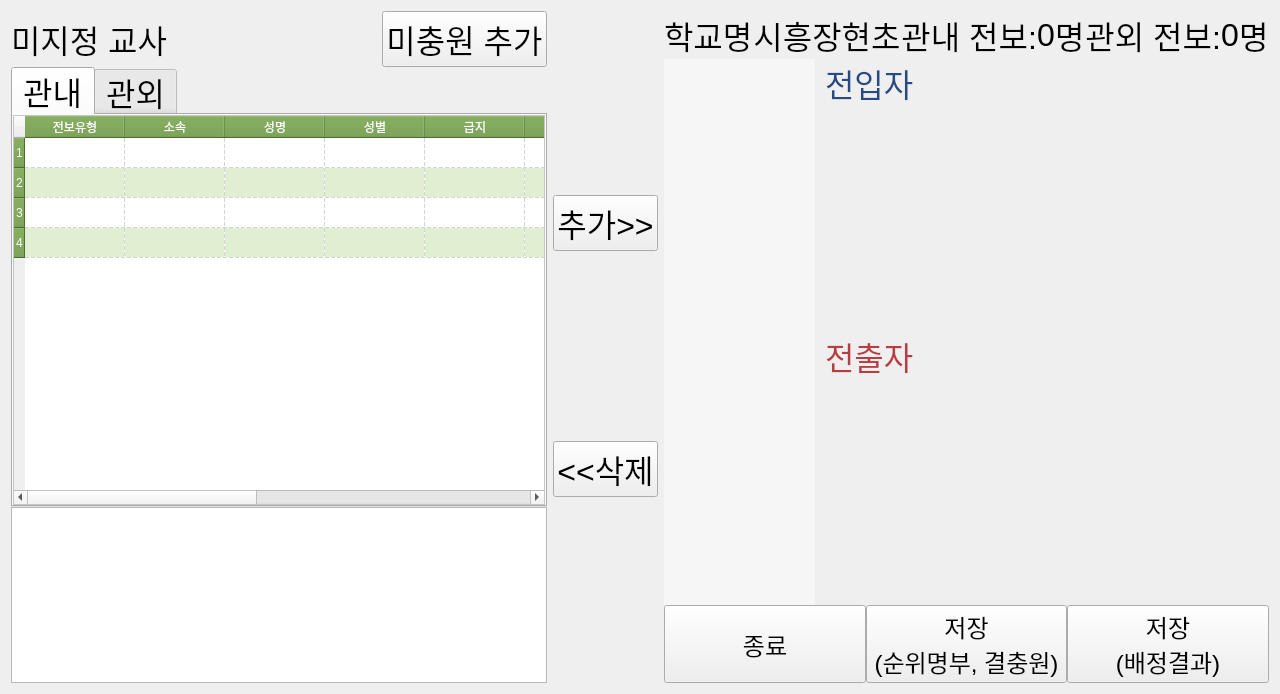
First picture: the form in tableWidget.ui, repository sjhan2781/py-transfer-tool, before the edit.
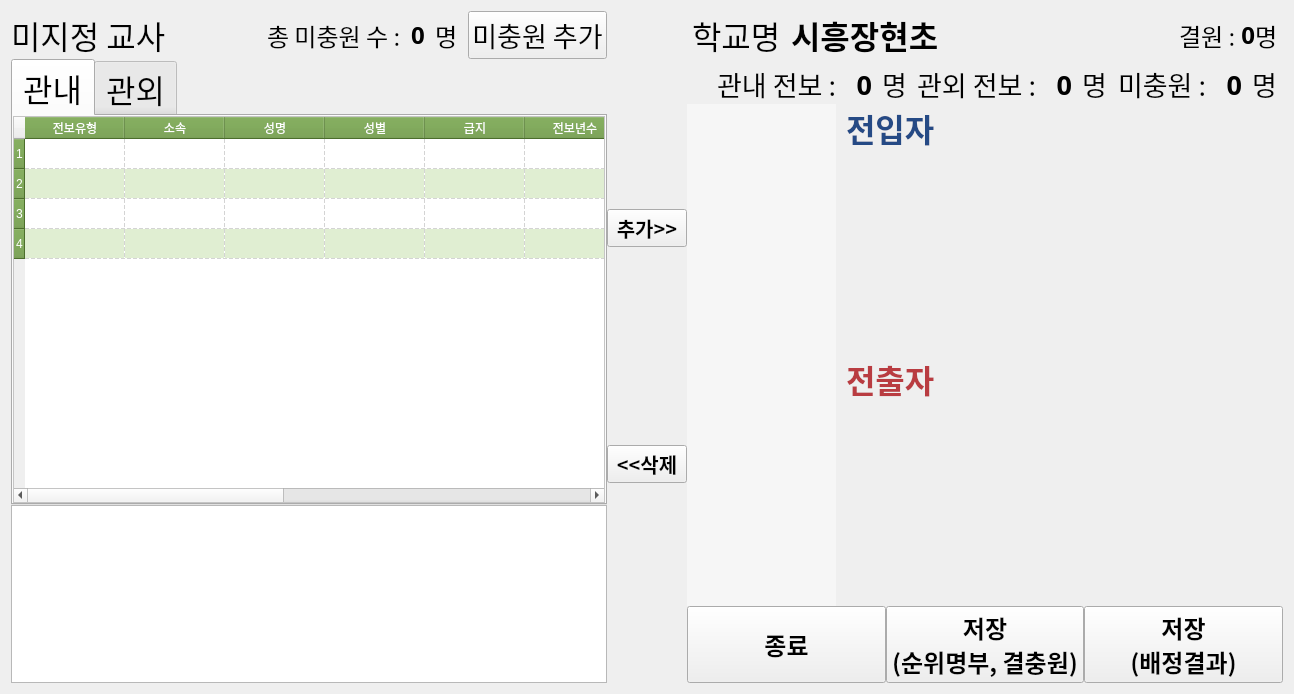
Second picture: the form after the edit. The open tabs and pages were chosen to show the change.

```diff
--- a/tableWidget.ui
+++ b/tableWidget.ui
@@ -6,7 +6,7 @@
    <rect>
     <x>0</x>
     <y>0</y>
-    <width>1280</width>
+    <width>1294</width>
     <height>694</height>
    </rect>
   </property>
@@ -19,7 +19,10 @@
   <property name="windowTitle">
    <string>배치</string>
   </property>
-  <layout class="QHBoxLayout" name="horizontalLayout" stretch="3,0,3">
+  <layout class="QHBoxLayout" name="horizontalLayout" stretch="4,0,4">
+   <property name="spacing">
+    <number>0</number>
+   </property>
    <item>
     <layout class="QVBoxLayout" name="verticalLayout_3">
      <property name="spacing">
@@ -27,6 +30,9 @@
      </property>
      <item>
       <layout class="QHBoxLayout" name="horizontalLayout_7">
+       <property name="spacing">
+        <number>10</number>
+       </property>
        <property name="topMargin">
         <number>0</number>
        </property>
@@ -40,6 +46,7 @@
          </property>
          <property name="font">
           <font>
+           <family>맑은 고딕</family>
            <pointsize>24</pointsize>
           </font>
          </property>
@@ -49,10 +56,54 @@
         </widget>
        </item>
        <item>
-        <widget class="QPushButton" name="pushButton">
+        <widget class="QLabel" name="label_15">
          <property name="font">
           <font>
-           <pointsize>24</pointsize>
+           <family>맑은 고딕</family>
+           <pointsize>18</pointsize>
+          </font>
+         </property>
+         <property name="text">
+          <string>총 미충원 수 :</string>
+         </property>
+        </widget>
+       </item>
+       <item>
+        <widget class="QLabel" name="label_total_term">
+         <property name="font">
+          <font>
+           <family>맑은 고딕</family>
+           <pointsize>18</pointsize>
+           <weight>75</weight>
+           <bold>true</bold>
+          </font>
+         </property>
+         <property name="text">
+          <string>0</string>
+         </property>
+        </widget>
+       </item>
+       <item>
+        <widget class="QLabel" name="label_10">
+         <property name="font">
+          <font>
+           <family>맑은 고딕</family>
+           <pointsize>18</pointsize>
+          </font>
+         </property>
+         <property name="text">
+          <string>명</string>
+         </property>
+        </widget>
+       </item>
+       <item>
+        <widget class="QPushButton" name="btn_add_term">
+         <property name="font">
+          <font>
+           <family>맑은 고딕</family>
+           <pointsize>20</pointsize>
+           <weight>50</weight>
+           <bold>false</bold>
           </font>
          </property>
          <property name="text">
@@ -71,6 +122,7 @@
         <widget class="QTabWidget" name="unspecified_tabWidget">
          <property name="font">
           <font>
+           <family>맑은 고딕</family>
            <pointsize>24</pointsize>
           </font>
          </property>
@@ -459,7 +511,10 @@
        </property>
        <property name="font">
         <font>
-         <pointsize>24</pointsize>
+         <family>맑은 고딕</family>
+         <pointsize>15</pointsize>
+         <weight>75</weight>
+         <bold>true</bold>
         </font>
        </property>
        <property name="autoFillBackground">
@@ -486,7 +541,10 @@
        </property>
        <property name="font">
         <font>
-         <pointsize>24</pointsize>
+         <family>맑은 고딕</family>
+         <pointsize>15</pointsize>
+         <weight>75</weight>
+         <bold>true</bold>
         </font>
        </property>
        <property name="text">
@@ -502,12 +560,27 @@
       <number>0</number>
      </property>
      <item>
-      <layout class="QHBoxLayout" name="horizontalLayout_2" stretch="0,6,3,0,1,0,0,1">
+      <layout class="QHBoxLayout" name="horizontalLayout_2" stretch="0,3,0,0,0">
+       <property name="leftMargin">
+        <number>5</number>
+       </property>
+       <property name="rightMargin">
+        <number>5</number>
+       </property>
        <item>
         <widget class="QLabel" name="label_8">
+         <property name="sizePolicy">
+          <sizepolicy hsizetype="Fixed" vsizetype="Preferred">
+           <horstretch>0</horstretch>
+           <verstretch>0</verstretch>
+          </sizepolicy>
+         </property>
          <property name="font">
           <font>
+           <family>맑은 고딕</family>
            <pointsize>24</pointsize>
+           <weight>50</weight>
+           <bold>false</bold>
           </font>
          </property>
          <property name="text">
@@ -519,8 +592,10 @@
         <widget class="QLabel" name="label_school_name">
          <property name="font">
           <font>
-           <family>굴림</family>
+           <family>맑은 고딕</family>
            <pointsize>24</pointsize>
+           <weight>75</weight>
+           <bold>true</bold>
           </font>
          </property>
          <property name="layoutDirection">
@@ -530,19 +605,92 @@
           <string>시흥장현초</string>
          </property>
          <property name="alignment">
-          <set>Qt::AlignCenter</set>
+          <set>Qt::AlignLeading|Qt::AlignLeft|Qt::AlignVCenter</set>
          </property>
+         <property name="indent">
+          <number>10</number>
+         </property>
         </widget>
        </item>
+       <item>
+        <widget class="QLabel" name="label_12">
+         <property name="font">
+          <font>
+           <family>맑은 고딕</family>
+           <pointsize>18</pointsize>
+           <weight>50</weight>
+           <bold>false</bold>
+          </font>
+         </property>
+         <property name="text">
+          <string>결원 : </string>
+         </property>
+        </widget>
+       </item>
+       <item>
+        <widget class="QLabel" name="label_state">
+         <property name="font">
+          <font>
+           <family>맑은 고딕</family>
+           <pointsize>18</pointsize>
+           <weight>75</weight>
+           <bold>true</bold>
+          </font>
+         </property>
+         <property name="text">
+          <string>0</string>
+         </property>
+         <property name="alignment">
+          <set>Qt::AlignRight|Qt::AlignTrailing|Qt::AlignVCenter</set>
+         </property>
+        </widget>
+       </item>
+       <item>
+        <widget class="QLabel" name="label_13">
+         <property name="font">
+          <font>
+           <family>맑은 고딕</family>
+           <pointsize>18</pointsize>
+           <weight>50</weight>
+           <bold>false</bold>
+          </font>
+         </property>
+         <property name="text">
+          <string>명</string>
+         </property>
+        </widget>
+       </item>
+      </layout>
+     </item>
+     <item>
+      <layout class="QHBoxLayout" name="horizontalLayout_9">
+       <property name="spacing">
+        <number>10</number>
+       </property>
+       <property name="leftMargin">
+        <number>30</number>
+       </property>
+       <property name="topMargin">
+        <number>5</number>
+       </property>
+       <property name="rightMargin">
+        <number>5</number>
+       </property>
+       <property name="bottomMargin">
+        <number>0</number>
+       </property>
        <item>
         <widget class="QLabel" name="label_4">
          <property name="font">
           <font>
-           <pointsize>24</pointsize>
+           <family>맑은 고딕</family>
+           <pointsize>20</pointsize>
+           <weight>50</weight>
+           <bold>false</bold>
           </font>
          </property>
          <property name="text">
-          <string>관내 전보:</string>
+          <string>관내 전보 :</string>
          </property>
          <property name="alignment">
           <set>Qt::AlignRight|Qt::AlignTrailing|Qt::AlignVCenter</set>
@@ -551,24 +699,39 @@
        </item>
        <item>
         <widget class="QLabel" name="label_inside">
+         <property name="sizePolicy">
+          <sizepolicy hsizetype="Preferred" vsizetype="Preferred">
+           <horstretch>0</horstretch>
+           <verstretch>0</verstretch>
+          </sizepolicy>
+         </property>
          <property name="font">
           <font>
-           <pointsize>24</pointsize>
+           <family>맑은 고딕</family>
+           <pointsize>20</pointsize>
+           <weight>75</weight>
+           <bold>true</bold>
           </font>
          </property>
          <property name="text">
           <string>0</string>
          </property>
+         <property name="alignment">
+          <set>Qt::AlignRight|Qt::AlignTrailing|Qt::AlignVCenter</set>
+         </property>
          <property name="wordWrap">
           <bool>false</bool>
          </property>
         </widget>
        </item>
        <item>
-        <widget class="QLabel" name="label_6">
+        <widget class="QLabel" name="label_5">
          <property name="font">
           <font>
-           <pointsize>24</pointsize>
+           <family>맑은 고딕</family>
+           <pointsize>20</pointsize>
+           <weight>50</weight>
+           <bold>false</bold>
           </font>
          </property>
          <property name="text">
@@ -580,11 +743,14 @@
         <widget class="QLabel" name="label_2">
          <property name="font">
           <font>
-           <pointsize>24</pointsize>
+           <family>맑은 고딕</family>
+           <pointsize>20</pointsize>
+           <weight>50</weight>
+           <bold>false</bold>
           </font>
          </property>
          <property name="text">
-          <string>관외 전보:</string>
+          <string>관외 전보 :</string>
          </property>
          <property name="alignment">
           <set>Qt::AlignRight|Qt::AlignTrailing|Qt::AlignVCenter</set>
@@ -593,21 +759,90 @@
        </item>
        <item>
         <widget class="QLabel" name="label_outside">
+         <property name="sizePolicy">
+          <sizepolicy hsizetype="Preferred" vsizetype="Preferred">
+           <horstretch>0</horstretch>
+           <verstretch>0</verstretch>
+          </sizepolicy>
+         </property>
          <property name="font">
           <font>
-           <pointsize>24</pointsize>
+           <family>맑은 고딕</family>
+           <pointsize>20</pointsize>
+           <weight>75</weight>
+           <bold>true</bold>
           </font>
          </property>
          <property name="text">
           <string>0</string>
          </property>
+         <property name="alignment">
+          <set>Qt::AlignRight|Qt::AlignTrailing|Qt::AlignVCenter</set>
+         </property>
         </widget>
        </item>
        <item>
-        <widget class="QLabel" name="label_5">
+        <widget class="QLabel" name="label_6">
          <property name="font">
           <font>
-           <pointsize>24</pointsize>
+           <family>맑은 고딕</family>
+           <pointsize>20</pointsize>
+           <weight>50</weight>
+           <bold>false</bold>
+          </font>
+         </property>
+         <property name="text">
+          <string>명</string>
+         </property>
+        </widget>
+       </item>
+       <item>
+        <widget class="QLabel" name="label_9">
+         <property name="font">
+          <font>
+           <family>맑은 고딕</family>
+           <pointsize>20</pointsize>
+           <weight>50</weight>
+           <bold>false</bold>
+          </font>
+         </property>
+         <property name="text">
+          <string>미충원 :</string>
+         </property>
+        </widget>
+       </item>
+       <item>
+        <widget class="QLabel" name="label_term">
+         <property name="sizePolicy">
+          <sizepolicy hsizetype="Preferred" vsizetype="Preferred">
+           <horstretch>0</horstretch>
+           <verstretch>0</verstretch>
+          </sizepolicy>
+         </property>
+         <property name="font">
+          <font>
+           <family>맑은 고딕</family>
+           <pointsize>20</pointsize>
+           <weight>75</weight>
+           <bold>true</bold>
+          </font>
+         </property>
+         <property name="text">
+          <string>0</string>
+         </property>
+         <property name="alignment">
+          <set>Qt::AlignRight|Qt::AlignTrailing|Qt::AlignVCenter</set>
+         </property>
+        </widget>
+       </item>
+       <item>
+        <widget class="QLabel" name="label_11">
+         <property name="font">
+          <font>
+           <family>맑은 고딕</family>
+           <pointsize>20</pointsize>
+           <weight>50</weight>
+           <bold>false</bold>
           </font>
          </property>
          <property name="text">
@@ -624,6 +859,15 @@
        </property>
        <item>
         <widget class="QListWidget" name="schoolListWidget">
+         <property name="font">
+          <font>
+           <family>Nanum Gothic</family>
+           <pointsize>18</pointsize>
+           <weight>50</weight>
+           <italic>false</italic>
+           <bold>false</bold>
+          </font>
+         </property>
          <property name="styleSheet">
           <string notr="true">QListWidget{
 	border: 0px;
@@ -657,7 +901,10 @@
           <widget class="QLabel" name="label_3">
            <property name="font">
             <font>
+             <family>맑은 고딕</family>
              <pointsize>24</pointsize>
+             <weight>75</weight>
+             <bold>true</bold>
             </font>
            </property>
            <property name="styleSheet">
@@ -684,7 +931,10 @@
           <widget class="QLabel" name="label_7">
            <property name="font">
             <font>
+             <family>맑은 고딕</family>
              <pointsize>24</pointsize>
+             <weight>75</weight>
+             <bold>true</bold>
             </font>
            </property>
            <property name="styleSheet">
@@ -726,7 +976,10 @@
          </property>
          <property name="font">
           <font>
+           <family>맑은 고딕</family>
            <pointsize>18</pointsize>
+           <weight>75</weight>
+           <bold>true</bold>
           </font>
          </property>
          <property name="text">
@@ -744,7 +997,10 @@
          </property>
          <property name="font">
           <font>
+           <family>맑은 고딕</family>
            <pointsize>18</pointsize>
+           <weight>75</weight>
+           <bold>true</bold>
           </font>
          </property>
          <property name="text">
@@ -763,7 +1019,10 @@
          </property>
          <property name="font">
           <font>
+           <family>맑은 고딕</family>
            <pointsize>18</pointsize>
+           <weight>75</weight>
+           <bold>true</bold>
           </font>
          </property>
          <property name="text">
```
Left out of the diff: 49 changed lines with no effect on the pictures.
